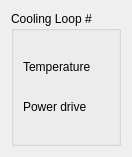
Before: the Qt Designer form src/widgets/coolingLoop.ui in srgblnch/LinacGUI, drawn with Qt 5.
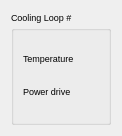
After: the same form once the commit is applied. Custom widgets are drawn as their Qt base class.

Commit message: changes in the font size and the subwidget compact to fix visualization issues

Patch:
```diff
--- a/src/widgets/coolingLoop.ui
+++ b/src/widgets/coolingLoop.ui
@@ -16,6 +16,11 @@
   <layout class="QGridLayout" name="gridLayout">
    <item row="0" column="0">
     <widget class="TaurusGroupBox" name="coolingLoopGroup">
+     <property name="font">
+      <font>
+       <pointsize>7</pointsize>
+      </font>
+     </property>
      <property name="title">
       <string>Cooling Loop #</string>
      </property>
```
The commit also changes 23 other files.
